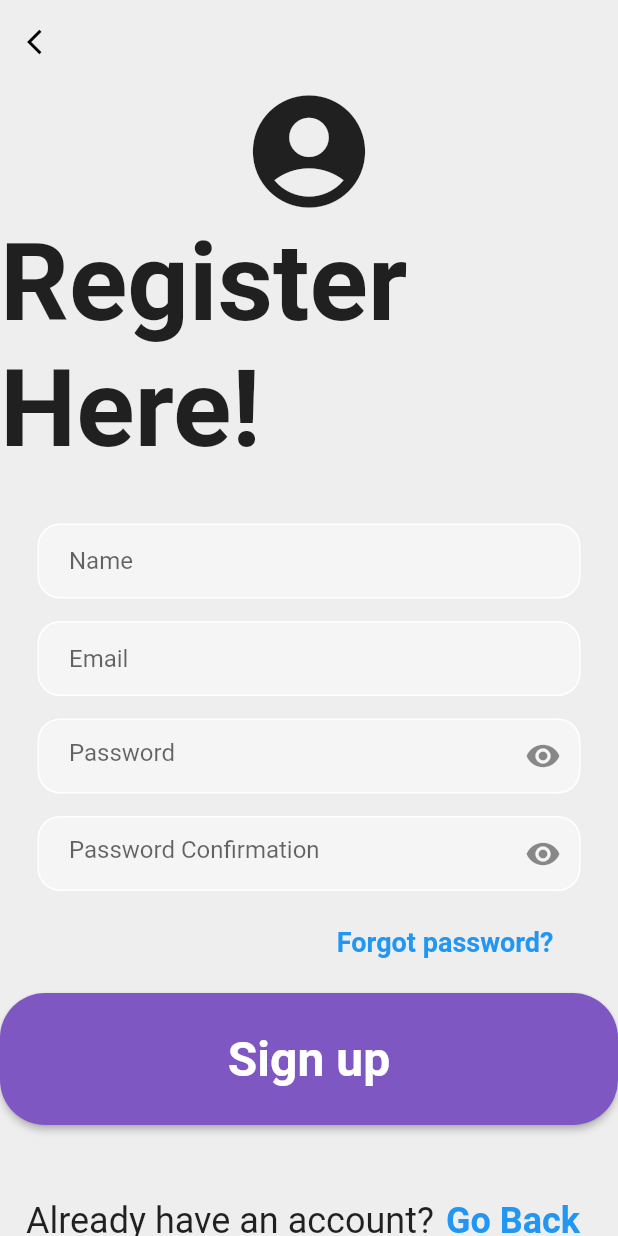
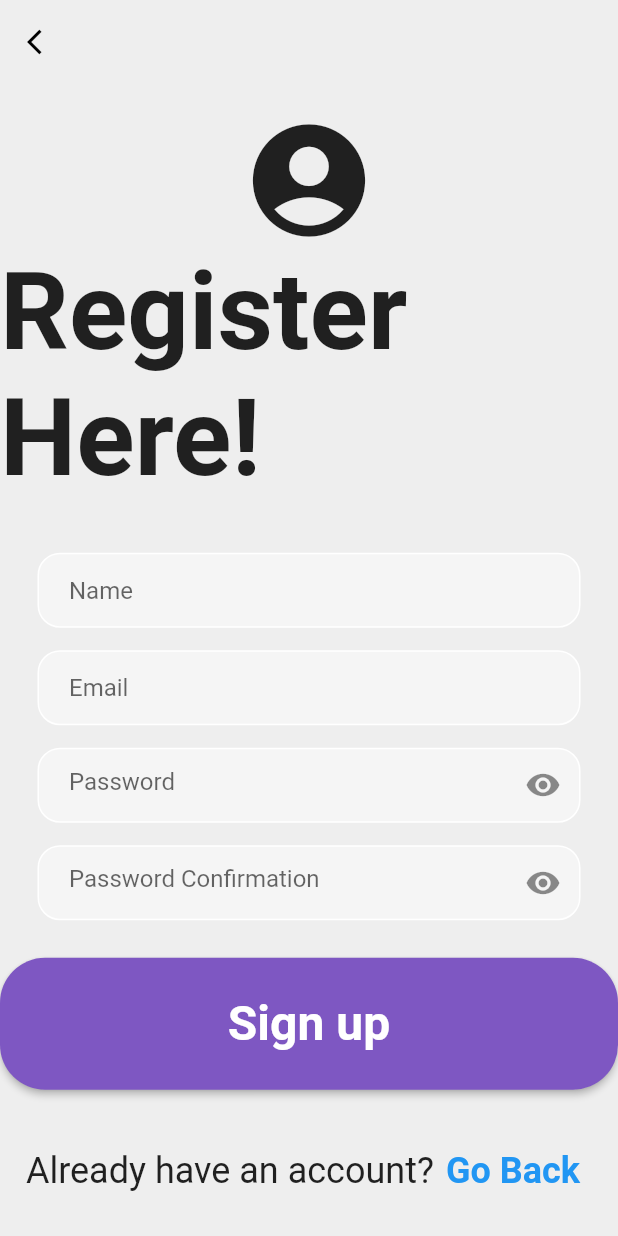
Before and after one commit to AryamanDubey28/seg_coursework_app, a Flutter app: the screen it shows after launch, after a tap on "Register Now!", on a phone screen of 412 x 824 dp. Run offline on Flutter 3.47's test engine with Material 2 defaults, Android fonts, the light colour scheme and no system bars; our stand-ins replace firebase_auth, firebase_core; accounts and stored records are empty; network calls fail.

Commit message:
switch forgot password page

```diff
--- a/lib/pages/authenticate/login_page.dart
+++ b/lib/pages/authenticate/login_page.dart
@@ -1,5 +1,6 @@
 import 'package:firebase_auth/firebase_auth.dart';
 import 'package:flutter/material.dart';
+import '../forgot_password_page.dart';
 import 'register_page.dart';
 
 class LogIn extends StatefulWidget {
@@ -47,6 +48,8 @@ class _LogInState extends State<LogIn> {
       body: SafeArea(
         child: Center(
           child: SingleChildScrollView(
+            child: SizedBox(
+              width: 1000,
               child: Column(
                 mainAxisAlignment: MainAxisAlignment.center,
                 children: [
@@ -119,13 +122,41 @@ class _LogInState extends State<LogIn> {
                     ),
                   ),
 
-                const SizedBox(
-                  height: 35,
+                  SizedBox(
+                      height: 10,
+                    ),
+                    Padding(
+                      padding: const EdgeInsets.symmetric(horizontal: 35.0),
+                      child: Row(
+                        mainAxisAlignment: MainAxisAlignment.end,
+                        children: [
+                          TextButton(
+                            onPressed: () {
+                              Navigator.push(
+                                context,
+                                MaterialPageRoute(builder: (context) {
+                                  return ForgotPasswordPage();
+                                }),
+                              );
+                            },
+                            child: Text(
+                              "Forgot password?",
+                              style: TextStyle(
+                                fontSize: 18,
+                                fontWeight: FontWeight.bold,
+                              ),
+                            ),
+                          ),
+                        ],
+                      ),
+                    ),
+                    SizedBox(
+                      height: 10,
                     ),
 
                   //sign in button
                   Padding(
-                  padding: const EdgeInsets.symmetric(horizontal: 400),
+                    padding: const EdgeInsets.symmetric(horizontal: 200),
                     child: GestureDetector(
                       onTap: signIn,
                       child: Container(
@@ -174,6 +205,7 @@ class _LogInState extends State<LogIn> {
             ),
           ),
         ),
+      ),
     );
   }
 }
--- a/lib/pages/authenticate/register_page.dart
+++ b/lib/pages/authenticate/register_page.dart
@@ -145,35 +145,7 @@ class _RegisterPageState extends State<RegisterPage> {
                     isPassword: true,
                   ),
                   SizedBox(
-                    height: 10,
-                  ),
-                  Padding(
-                    padding: const EdgeInsets.symmetric(horizontal: 35.0),
-                    child: Row(
-                      mainAxisAlignment: MainAxisAlignment.end,
-                      children: [
-                        TextButton(
-                          onPressed: () {
-                            Navigator.push(
-                              context,
-                              MaterialPageRoute(builder: (context) {
-                                return ForgotPasswordPage();
-                              }),
-                            );
-                          },
-                          child: Text(
-                            "Forgot password?",
-                            style: TextStyle(
-                              fontSize: 18,
-                              fontWeight: FontWeight.bold,
-                            ),
-                          ),
-                        ),
-                      ],
-                    ),
-                  ),
-                  SizedBox(
-                    height: 10,
+                    height:25,
                   ),
                   SizedBox(
                     height: 88,
@@ -195,7 +167,7 @@ class _RegisterPageState extends State<RegisterPage> {
                     ),
                   ),
                   SizedBox(
-                    height: 40,
+                    height: 30,
                   ),
                   Row(
                     mainAxisAlignment: MainAxisAlignment.center,
```
Lines whose indentation alone changed are shown as unchanged.
